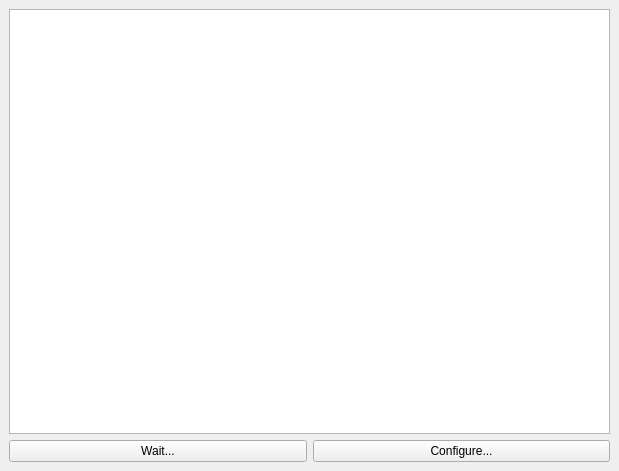
Above: main-window.ui from electromuis/padmiss-client before the change. Below: the same form after it.
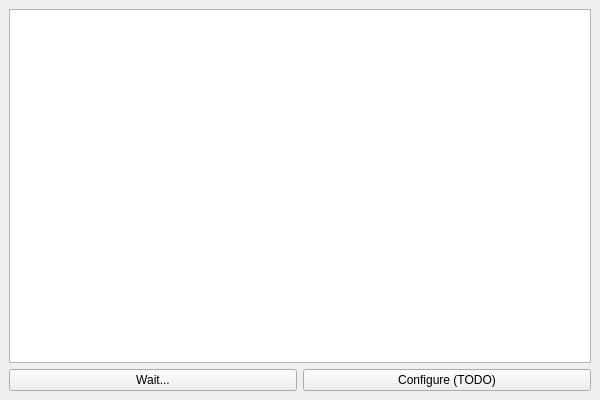
That is the form after the change.

Commit message: Disable configuration button for now

Diff of the .ui file:
```diff
--- a/main-window.ui
+++ b/main-window.ui
@@ -6,8 +6,8 @@
    <rect>
     <x>0</x>
     <y>0</y>
-    <width>619</width>
-    <height>471</height>
+    <width>600</width>
+    <height>400</height>
    </rect>
   </property>
   <property name="windowTitle">
@@ -34,7 +34,7 @@
       <item>
        <widget class="QPushButton" name="configureButton">
         <property name="text">
-         <string>Configure...</string>
+         <string>Configure (TODO)</string>
         </property>
        </widget>
       </item>
```
Left out of the diff: 3 changed lines with no effect on the pictures.
